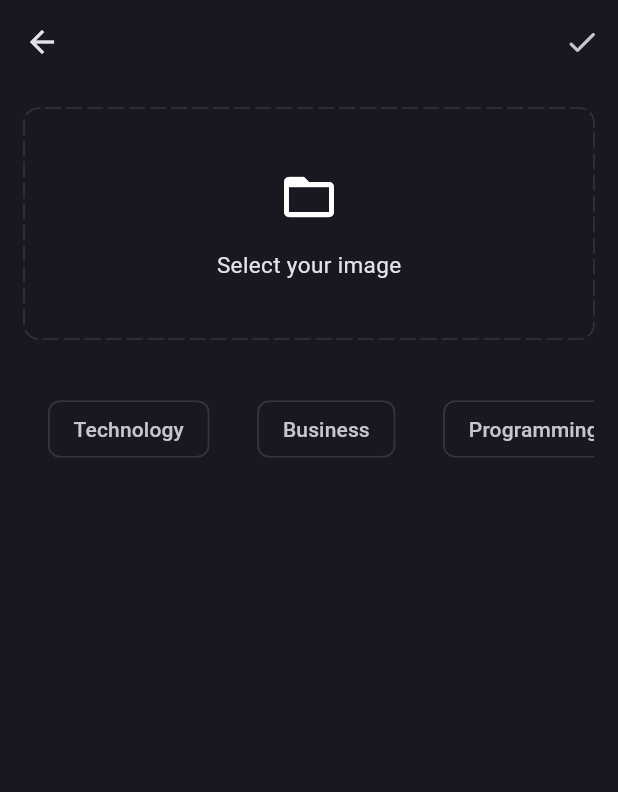
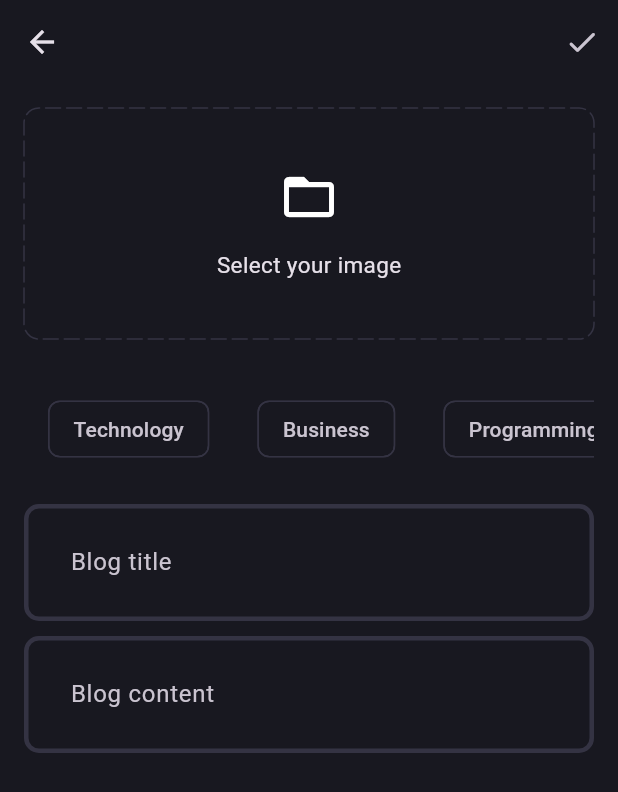
Before and after one commit to Ifwtzzzzzh/inkwel-blog-flutter, a Flutter app: the AddNewBlogPage screen opened directly, on a phone screen of 412 x 824 dp. Shown: the top 792 px of the screen. Run offline on Flutter 3.47's test engine with Material 3 defaults, Android fonts, the phone set to English and light mode, and no system bars; drawn by our look-alikes of dotted_border; our stand-ins replace flutter_bloc, fpdart, get_it, image_picker, supabase_flutter; accounts and stored records are empty.

Commit message:
Flutter Pick Image

```diff
--- a/lib/features/blog/presentation/pages/add_new_blog_page.dart
+++ b/lib/features/blog/presentation/pages/add_new_blog_page.dart
@@ -1,6 +1,10 @@
+import 'dart:io';
+
 import 'package:dotted_border/dotted_border.dart';
 import 'package:flutter/material.dart';
 import 'package:inkwel_blog_app/core/theme/app_palette.dart';
+import 'package:inkwel_blog_app/core/utils/pick_image.dart';
+import 'package:inkwel_blog_app/features/blog/presentation/widgets/blog_editor.dart';
 
 class AddNewBlogPage extends StatefulWidget {
   static route() => MaterialPageRoute(
@@ -13,6 +17,27 @@ class AddNewBlogPage extends StatefulWidget {
 }
 
 class _AddNewBlogPageState extends State<AddNewBlogPage> {
+  final titleController = TextEditingController();
+  final contentController = TextEditingController();
+  List<String> selectedTopics = [];
+  File? image;
+
+  void selectImage() async {
+    final pickedImage = await pickImage();
+    if (pickedImage != null) {
+      setState(() {
+        image = pickedImage;
+      });
+    }
+  }
+
+  @override
+  void dispose() {
+    super.dispose();
+    titleController.dispose();
+    contentController.dispose();
+  }
+
   @override
   Widget build(BuildContext context) {
     return Scaffold(
@@ -26,11 +51,28 @@ class _AddNewBlogPageState extends State<AddNewBlogPage> {
           ),
         ],
       ),
-      body: Padding(
+      body: SingleChildScrollView(
+        child: Padding(
           padding: const EdgeInsets.all(16.0),
           child: Column(
             children: [
-            DottedBorder(
+              image != null
+                  ? GestureDetector(
+                      onTap: selectImage,
+                      child: SizedBox(
+                        width: double.infinity,
+                        height: 150,
+                        child: ClipRRect(
+                          borderRadius: BorderRadius.circular(10),
+                          child: Image.file(image!, fit: BoxFit.cover),
+                        ),
+                      ),
+                    )
+                  : GestureDetector(
+                      onTap: () {
+                        selectImage();
+                      },
+                      child: DottedBorder(
                         color: AppPallete.borderColor,
                         dashPattern: const [10, 4],
                         radius: const Radius.circular(10),
@@ -57,6 +99,7 @@ class _AddNewBlogPageState extends State<AddNewBlogPage> {
                           ),
                         ),
                       ),
+                    ),
               const SizedBox(height: 20),
               SingleChildScrollView(
                 scrollDirection: Axis.horizontal,
@@ -70,10 +113,28 @@ class _AddNewBlogPageState extends State<AddNewBlogPage> {
                       .map(
                         (e) => Padding(
                           padding: const EdgeInsets.all(16.0),
+                          child: GestureDetector(
+                            onTap: () {
+                              if (selectedTopics.contains(e)) {
+                                selectedTopics.remove(e);
+                              } else {
+                                selectedTopics.add(e);
+                              }
+                              setState(() {});
+                              print(selectedTopics);
+                            },
                             child: Chip(
                               label: Text(e),
-                          side: const BorderSide(
+                              color: selectedTopics.contains(e)
+                                  ? const MaterialStatePropertyAll(
+                                      AppPallete.gradient1,
+                                    )
+                                  : null,
+                              side: selectedTopics.contains(e)
+                                  ? null
+                                  : const BorderSide(
                                       color: AppPallete.borderColor,
+                                    ),
                             ),
                           ),
                         ),
@@ -81,7 +142,13 @@ class _AddNewBlogPageState extends State<AddNewBlogPage> {
                       .toList(),
                 ),
               ),
+              const SizedBox(height: 10),
+              BlogEditor(controller: titleController, hintText: 'Blog title'),
+              const SizedBox(height: 10),
+              BlogEditor(
+                  controller: contentController, hintText: 'Blog content'),
             ],
+          ),
         ),
       ),
     );
--- /dev/null
+++ b/lib/features/blog/presentation/widgets/blog_editor.dart
@@ -0,0 +1,23 @@
+import 'package:flutter/material.dart';
+
+class BlogEditor extends StatelessWidget {
+  final TextEditingController controller;
+  final String hintText;
+
+  const BlogEditor({
+    super.key,
+    required this.controller,
+    required this.hintText,
+  });
+
+  @override
+  Widget build(BuildContext context) {
+    return TextFormField(
+      controller: controller,
+      decoration: InputDecoration(
+        hintText: hintText,
+      ),
+      maxLength: null,
+    );
+  }
+}
--- a/pubspec.yaml
+++ b/pubspec.yaml
@@ -40,6 +40,7 @@ dependencies:
   flutter_bloc: ^8.1.5
   get_it: ^7.6.7
   dotted_border: ^2.1.0
+  image_picker: ^1.0.8
 
 dev_dependencies:
   flutter_test:
```
Also changed, not shown: lib/core/utils/pick_image.dart (added, +15 -0 lines), pubspec.lock, 6 other files. Lines whose indentation alone changed are shown as unchanged.
